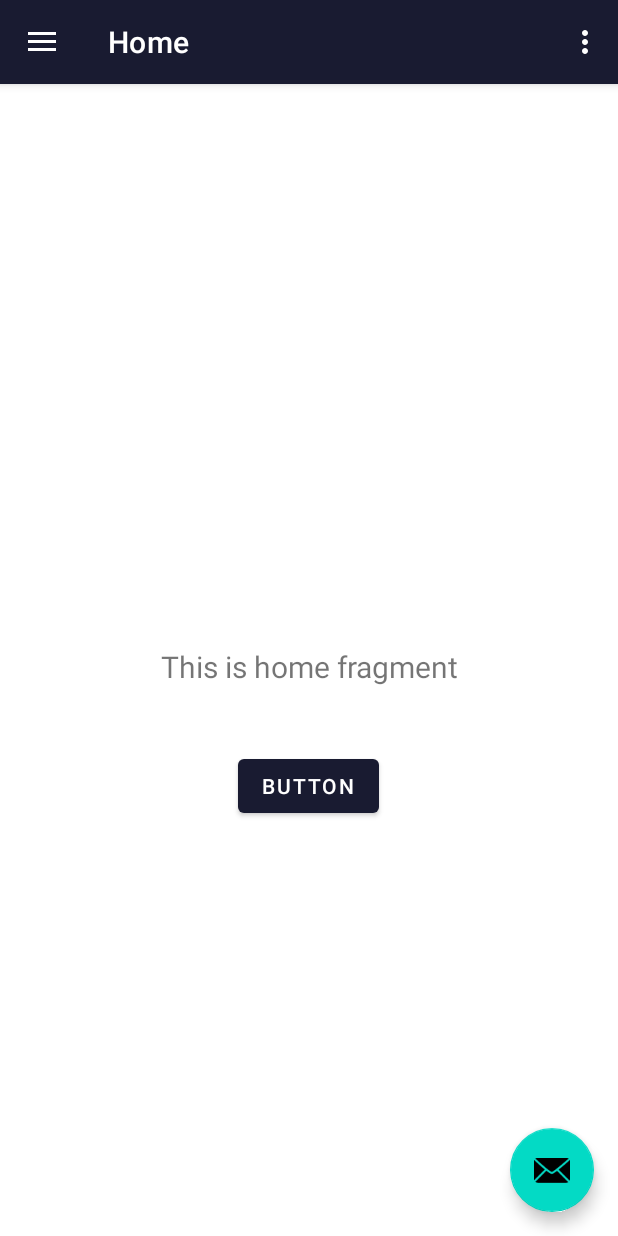
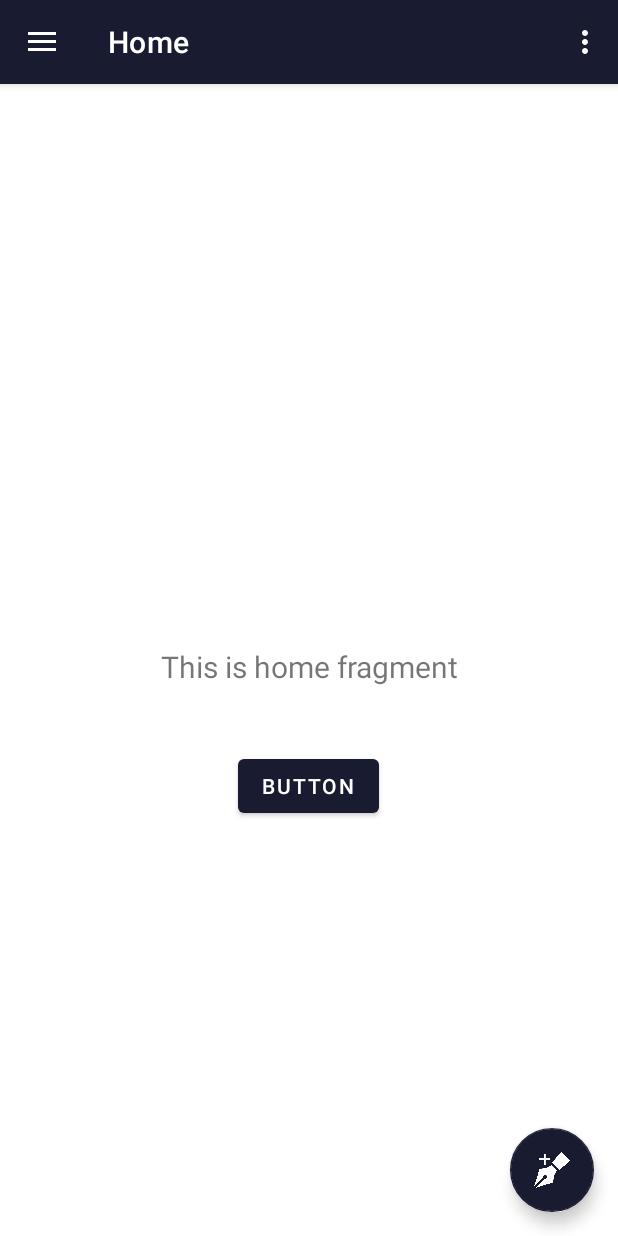
Before and after one commit to rogercnyn/iRespond-Android, an Android app: the Dashboard screen opened directly, with no data from a screen before it, on a phone screen of 412 x 824 dp. Run offline under Robolectric (Android 15) with nearby library versions, the phone set to English and light mode, and no system bars; our stand-ins replace navigation-ui.

Commit message:
Edit App Bar Dashboard

```diff
--- a/App/app/src/main/res/layout/app_bar_dashboard.xml
+++ b/App/app/src/main/res/layout/app_bar_dashboard.xml
@@ -29,6 +29,8 @@
         android:layout_gravity="bottom|end"
         android:layout_marginEnd="@dimen/fab_margin"
         android:layout_marginBottom="16dp"
-        app:srcCompat="@android:drawable/ic_dialog_email" />
+        android:tint="@color/white"
+        app:backgroundTint="?attr/colorPrimary"
+        app:srcCompat="@drawable/story" />
 
 </androidx.coordinatorlayout.widget.CoordinatorLayout>
--- a/App/app/src/main/res/values/themes.xml
+++ b/App/app/src/main/res/values/themes.xml
@@ -8,7 +8,7 @@
         <!-- Secondary brand color. -->
         <item name="colorSecondary">@color/teal_200</item>
         <item name="colorSecondaryVariant">@color/teal_700</item>
-        <item name="colorOnSecondary">@color/black</item>
+        <item name="colorOnSecondary">@color/white</item>
         <!-- Status bar color. -->
         <item name="android:statusBarColor" tools:targetApi="l">?attr/colorPrimaryVariant</item>
         <!-- Customize your theme here. -->
```
Also changed, not shown: App/app/src/main/res/drawable/story.png (added), 1 other file.
